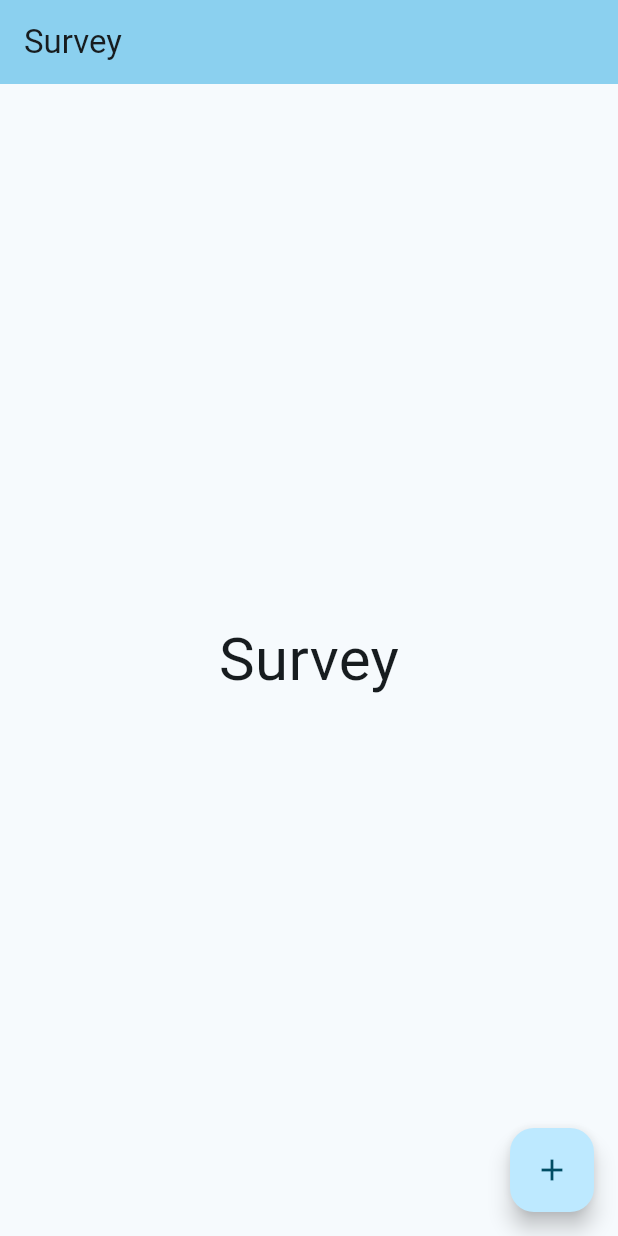
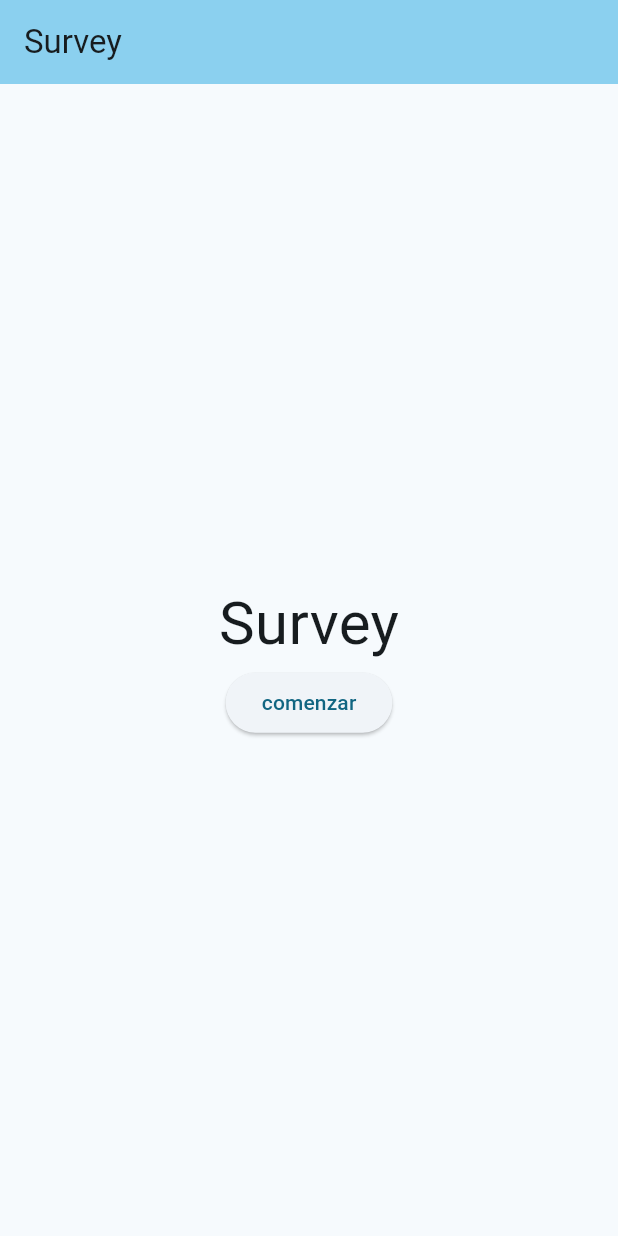
Before and after one commit to Sadrach34/Encuestas, a Flutter app: the screen it shows after launch, after a tap on the "add" icon, on a phone screen of 412 x 824 dp. Run offline on Flutter 3.47's test engine with Material 3 defaults, Android fonts, the phone set to English and light mode, and no system bars.

Commit message:
Se agrego que se pudiera cambiar hasta la tercera pantalla y que el boton solo se vea en el dash board

```diff
--- a/lib/home.dart
+++ b/lib/home.dart
@@ -16,14 +16,19 @@ class HomePage extends StatefulWidget {
 
 class _HomePageState extends State<HomePage> {
   int _selectIndex = 0;
+  late List<Widget> _pages;
 
-  static const List<Widget> _pages = <Widget>[
-    DashboardPage(),
-    SurveyPage(),
-    QuestionsAPage(),
-    QuestionsBPage(),
-    SummaryPage(),
-  ];
+  @override
+  void initState() {
+    super.initState();
+    _pages = <Widget>[
+      DashboardPage(),
+      SurveyPage(onPageChanged: _pageChanged),
+      QuestionsAPage(),
+      QuestionsBPage(),
+      SummaryPage(),
+    ];
+  }
 
   static const List<String> _titles = <String>[
     'Dashboard',
@@ -33,7 +38,7 @@ class _HomePageState extends State<HomePage> {
     'Summary',
   ];
 
-  void _PageChanged(int index) {
+  void _pageChanged(int index) {
     setState(() {
       _selectIndex = index;
     });
@@ -47,11 +52,12 @@ class _HomePageState extends State<HomePage> {
         title: Text(_titles.elementAt(_selectIndex)),
       ),
       body: _pages.elementAt(_selectIndex),
-      floatingActionButton: FloatingActionButton(
-        onPressed: () => _PageChanged(1),
+      floatingActionButton: _selectIndex == 0
+      ? FloatingActionButton(
+        onPressed: () => _pageChanged(1),
         tooltip: 'Increment',
         child: const Icon(Icons.add),
-      ),
+      ): null,
     );
   }
 }
--- a/lib/survey.dart
+++ b/lib/survey.dart
@@ -1,7 +1,9 @@
 import 'package:flutter/material.dart';
 
 class SurveyPage extends StatelessWidget {
-  const SurveyPage({super.key});
+  final Function(int) onPageChanged;
+
+  const SurveyPage({super.key, required this.onPageChanged});
 
   @override
   Widget build(BuildContext context) {
@@ -13,6 +15,9 @@ class SurveyPage extends StatelessWidget {
               'Survey',
               style: TextStyle(fontSize: 40),
             ),
+            ElevatedButton(
+              onPressed: () => {onPageChanged(2)} , child: const Text('comenzar'),
+            ),
           ],
         ),
     );
```
